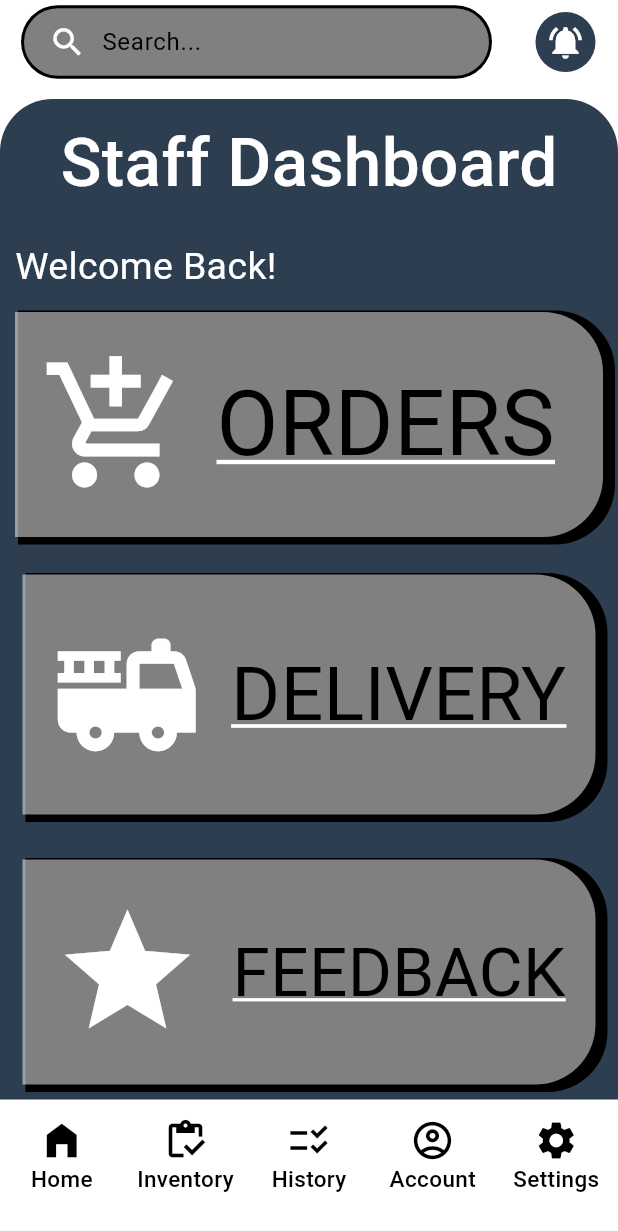
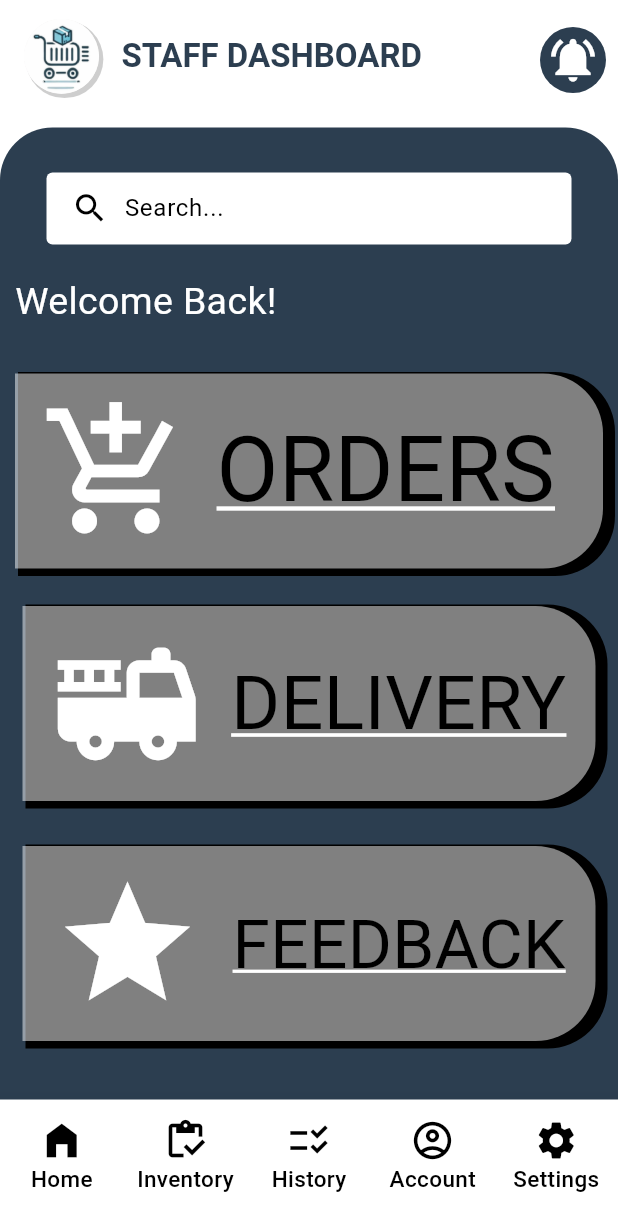
Before and after one commit to Jayr222/Sales_and_inventory_system, a Flutter app: the StaffDashboard screen opened directly, on a phone screen of 412 x 824 dp. Shown: the top 1231 px of the screen. Run offline on Flutter 3.47's test engine with Material 3 defaults, Android fonts, the phone set to English and light mode, and no system bars; our stand-ins replace cloud_firestore, firebase_auth, firebase_core; accounts and stored records are empty.

Commit message:
Updated Staff App Bar

```diff
--- a/flutter_application_1/lib/Staff/Shome_screen.dart
+++ b/flutter_application_1/lib/Staff/Shome_screen.dart
@@ -5,85 +5,13 @@ class HomeScreen extends StatelessWidget {
   Widget build(BuildContext context) {
     return Scaffold(
       backgroundColor: Colors.white,
-      appBar: AppBar(
-        backgroundColor: Colors.white,
-        title: Row(
-          children: [
-            Expanded(
-              // Adjustment For Textfield SearchBar
-              child: SizedBox(
-                height: 45,
-                child: Container(
-                  decoration: BoxDecoration(
-                    color: Colors.white.withOpacity(0.5), // Background color of the TextField
-                    borderRadius: BorderRadius.circular(30), // Rounded corners
-                    boxShadow: const [
-                      BoxShadow(
-                        spreadRadius: 2,
-                      ),
-                    ],
-                  ),
-                  // Textfield Search Bar/Icon
-                  child: const TextField(
-                    decoration: InputDecoration(
-                      filled: true,
-                      fillColor: Colors.transparent, // Make the TextField transparent
-                      hintStyle: TextStyle(color: Colors.black),
-                      hintText: 'Search...',
-                      border: OutlineInputBorder(
-                        borderRadius: BorderRadius.all(
-                          Radius.circular(30),
-                        ),
-                        borderSide: BorderSide.none,
-                      ),
-                      contentPadding: EdgeInsets.symmetric(vertical: 5),
-                      prefixIcon: Padding(
-                        padding: EdgeInsets.only(
-                          left: 10,
-                        ),
-                        child: Icon(
-                          Icons.search,
-                          size: 25,
-                          color: Colors.white,
-                        ),
-                      ),
-                    ),
-                  ),
-                ),
-              ),
-            ),
-          ],
-        ),
-        // Notification Icon
-        actions: [
-          SizedBox(
-            width: 70,
-            child: IconButton(
-              onPressed: () {},
-              icon: const DecoratedBox(
-                decoration: BoxDecoration(
-                  color: Color(0xFF2C3E50),
-                  shape: BoxShape.circle, // Background color, // Rounded corners
-                ),
-                child: Center(
-                  child: Icon(
-                    Icons.notifications_active,
-                    color: Colors.white,
-                    size: 26, // Icon size
-                  ),
-                ),
-              ),
-            ),
-          ),
-        ],
-      ),
       //Home Page body
       body: Column(
         crossAxisAlignment: CrossAxisAlignment.center,
         children: [
           //Page Title, Greetings, Container for (Orders,Delivers,Feedback)
           const SizedBox(
-            height: 10,
+            height: 5,
           ),
           Center(
             child: Container(
@@ -91,23 +19,39 @@ class HomeScreen extends StatelessWidget {
                 borderRadius: BorderRadius.circular(35),
                 color: const Color(0xFF2C3E50),
               ),
-              height: 705,
+              height: 690,
               width: double.infinity,
               //Title Page
               child: Column(
                 crossAxisAlignment: CrossAxisAlignment.center,
                 children: [
-                  const Padding(
-                    padding: EdgeInsets.only(top: 10),
-                    child: Text(
-                      'Staff Dashboard',
-                      style: TextStyle(
-                        fontWeight: FontWeight.w500,
-                        fontSize: 45,
-                        color: Colors.white,
+                  const SizedBox(height: 30),
+                    const SizedBox(
+                      width: 350,
+                      child: TextField(
+                      decoration: InputDecoration(
+                        filled: true,
+                        fillColor: Colors.white, // Make the TextField transparent
+                        hintStyle: TextStyle(color: Colors.black),
+                        hintText: 'Search...',
+                        border: OutlineInputBorder(
+                          borderSide: BorderSide.none,
+                        ),
+                        contentPadding: EdgeInsets.symmetric(vertical: 5),
+                        prefixIcon: Padding(
+                          padding: EdgeInsets.only(
+                            left: 10,
+                          ),
+                          child: Icon(
+                            Icons.search,
+                            size: 25,
+                            color: Colors.black,
+                          ),
+                        ),
+                      ),
                       ),
                     ),
-                  ),
+
                   const SizedBox(height: 20),
                   const Row(
                     crossAxisAlignment: CrossAxisAlignment.start,
@@ -121,7 +65,7 @@ class HomeScreen extends StatelessWidget {
                       ),
                     ],
                   ),
-                  const SizedBox(height: 2),
+                  const SizedBox(height: 20),
                   Column(
                     mainAxisAlignment: MainAxisAlignment.center,
                     children: [
@@ -146,7 +90,7 @@ class HomeScreen extends StatelessWidget {
                                 )
                               ],
                             ),
-                            height: 150,
+                            height: 130,
                             child: const Row(
                               mainAxisAlignment: MainAxisAlignment.spaceEvenly,
                               children: [
@@ -194,7 +138,7 @@ class HomeScreen extends StatelessWidget {
                                 )
                               ],
                             ),
-                            height: 160,
+                            height: 130,
                             child: const Row(
                               mainAxisAlignment: MainAxisAlignment.spaceEvenly,
                               children: [
@@ -239,7 +183,7 @@ class HomeScreen extends StatelessWidget {
                                 )
                               ],
                             ),
-                            height: 150,
+                            height: 130,
                             child: const Row(
                               mainAxisAlignment: MainAxisAlignment.spaceEvenly,
                               children: [
--- a/flutter_application_1/lib/Staff/ssettings_screen.dart
+++ b/flutter_application_1/lib/Staff/ssettings_screen.dart
@@ -1,5 +1,4 @@
 import 'package:flutter/material.dart';
-
 
 // The custom SettingsScreen widget with your desired layout
 class SettingsScreen extends StatelessWidget {
@@ -7,38 +6,37 @@ class SettingsScreen extends StatelessWidget {
   Widget build(BuildContext context) {
     return Scaffold(
       backgroundColor: Colors.white,
-      // App BAR :)
-      appBar: AppBar(
-        title: const Padding(
-          padding: EdgeInsets.only(top: 10),
-          child: Row(
-            children: [
-              Icon(
-                Icons.settings,
-                size: 45,
-                color: Color(0xFF2C3E50),
-              ),
-              Text(
-                'Settings',
-                style: TextStyle(fontWeight: FontWeight.bold, fontSize: 30, color: Color(0xFF2C3E50)),
-              ),
-            ],
-          ),
-        ),
-        backgroundColor: Colors.white,
-        elevation: 5,
-      ),
       // Settings body <3
       body: Column(
         crossAxisAlignment: CrossAxisAlignment.center,
         children: [
-          const SizedBox(height: 8),
           // Inside of Setting's body
+          const Row(
+            children: [
+              Padding(
+                padding: EdgeInsets.only(left: 10),
+                child: Icon(
+                  Icons.settings,
+                  size: 45,
+                  color:  Color(0xFF2C3E50),
+                ),
+              ),
+              Text(
+                'Settings',
+                style: TextStyle(
+                  color:  Color(0xFF2C3E50),
+                  fontSize: 30,
+                  fontWeight: FontWeight.bold,
+                ),
+              )
+            ],
+          ),
+          const SizedBox(height: 10),
           Center(
             child: Padding(
-              padding: const EdgeInsets.all(10),
+              padding: const EdgeInsets.all(5),
               child: Container(
-                height: 650,
+                height: 630,
                 decoration: const BoxDecoration(
                   color: Colors.white,
                   borderRadius: BorderRadius.all(
@@ -46,7 +44,7 @@ class SettingsScreen extends StatelessWidget {
                   ),
                   boxShadow: [
                     BoxShadow(
-                      spreadRadius: 0.75,
+                      spreadRadius: 1,
                       color: Color(0xFF2C3E50),
                     ),
                   ],
@@ -55,12 +53,14 @@ class SettingsScreen extends StatelessWidget {
                   crossAxisAlignment: CrossAxisAlignment.center,
                   children: [
                     // First Text
-                    const SizedBox(height: 30),
-                    const Text(
-                      'Account & Settings',
-                      style: TextStyle(
-                        color: Color(0xFF2C3E50),
-                        fontSize: 25,
+                    const Padding(
+                      padding: EdgeInsets.only(top: 20),
+                      child: Text(
+                        'Account & Settings',
+                        style: TextStyle(
+                          color: Color(0xFF2C3E50),
+                          fontSize: 25,
+                        ),
                       ),
                     ),
                     // Inside of Setting's body
@@ -262,7 +262,7 @@ class SettingsScreen extends StatelessWidget {
                               ),
                             ),
                             // Log-Out Last Container
-                            const SizedBox(height: 130),
+                            const SizedBox(height: 100),
                             Container(
                               decoration: const BoxDecoration(
                                 color: Color(0xFF2C3E50),
@@ -286,7 +286,7 @@ class SettingsScreen extends StatelessWidget {
                             ),
                           ],
                         ),
-                        ),
+                      ),
                     ),
                   ],
                 ),
--- a/flutter_application_1/lib/screens/staff_dashboard.dart
+++ b/flutter_application_1/lib/screens/staff_dashboard.dart
@@ -51,6 +51,67 @@ class _StaffDashboardState extends State<StaffDashboard> {
   @override
   Widget build(BuildContext context) {
     return Scaffold(
+      appBar: AppBar(
+        backgroundColor: Colors.white,
+        toolbarHeight: 80, // Set the height of the AppBar
+        title: Padding(
+          padding: const EdgeInsets.only(bottom: 5),
+          child: Row(
+            children: [
+              Container(
+                decoration: BoxDecoration(
+                  shape: BoxShape.circle, // Ensures the container is circular
+                  boxShadow: [
+                    BoxShadow(
+                      color: Colors.grey.withOpacity(0.5), // Shadow color
+                      spreadRadius: 0.9, // Spread of the shadow
+                      offset: const Offset(2, 2),
+                    ),
+                  ],
+                ),
+                child: const CircleAvatar(
+                  backgroundColor: Colors.white,
+                  backgroundImage: AssetImage(
+                    'lib/assets/Shoppingicon.png',
+                  ),
+                  radius: 25,
+                ),
+              ),
+              const SizedBox(width: 15),
+              const Text(
+                'STAFF DASHBOARD',
+                style: TextStyle(
+                  fontWeight: FontWeight.bold,
+                  fontSize: 22,
+                  color: Color.fromARGB(255, 44, 62, 80), // You can adjust the size as needed
+                ),
+              ),
+            ],
+          ),
+        ),
+        // Notification Icon
+        actions: [
+          SizedBox(
+            width: 60,
+            child: IconButton(
+              onPressed: () {},
+              icon: const DecoratedBox(
+                decoration: BoxDecoration(
+                  color: Color(0xFF2C3E50),
+                  shape: BoxShape.circle, // Rounded corners for circular background
+                ),
+                child: Center(
+                  child: Icon(
+                    Icons.notifications_active,
+                    color: Colors.white,
+                    size: 35, // Icon size
+                  ),
+                ),
+              ),
+            ),
+          ),
+        ],
+      ),
       body: _pages[_selectedIndex], // Display the corresponding screen
       // Bottom Navigation Bar
       bottomNavigationBar: BottomNavigationBar(
```
